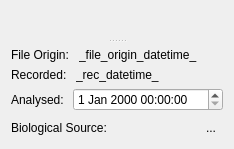
Before: the Qt Designer form src/scipyen/gui/widgets/dataclasswidgets/metadatawidget.ui in ctigaret/scipyen, drawn with Qt 5.
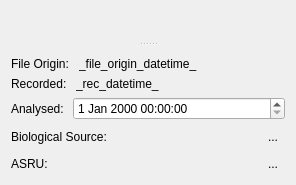
After: the same form once the commit is applied. Icons and pictures are not drawn. Custom widgets are drawn as their Qt base class.

Patch:
```diff
--- a/src/scipyen/gui/widgets/dataclasswidgets/metadatawidget.ui
+++ b/src/scipyen/gui/widgets/dataclasswidgets/metadatawidget.ui
@@ -6,8 +6,8 @@
    <rect>
     <x>0</x>
     <y>0</y>
-    <width>234</width>
-    <height>149</height>
+    <width>296</width>
+    <height>185</height>
    </rect>
   </property>
   <property name="windowTitle">
@@ -137,6 +137,46 @@
          </item>
         </layout>
        </item>
+       <item>
+        <layout class="QHBoxLayout" name="horizontalLayout_5">
+         <item>
+          <widget class="QLabel" name="label_4">
+           <property name="text">
+            <string>ASRU: </string>
+           </property>
+          </widget>
+         </item>
+         <item>
+          <spacer name="horizontalSpacer_2">
+           <property name="orientation">
+            <enum>Qt::Orientation::Horizontal</enum>
+           </property>
+           <property name="sizeHint" stdset="0">
+            <size>
+             <width>40</width>
+             <height>20</height>
+            </size>
+           </property>
+          </spacer>
+         </item>
+         <item>
+          <widget class="QToolButton" name="editASRUToolButton">
+           <property name="text">
+            <string>...</string>
+           </property>
+           <property name="icon">
+            <iconset theme="document-properties"/>
+           </property>
+           <property name="checkable">
+            <bool>true</bool>
+           </property>
+           <property name="autoRaise">
+            <bool>true</bool>
+           </property>
+          </widget>
+         </item>
+        </layout>
+       </item>
       </layout>
      </widget>
     </widget>
```
